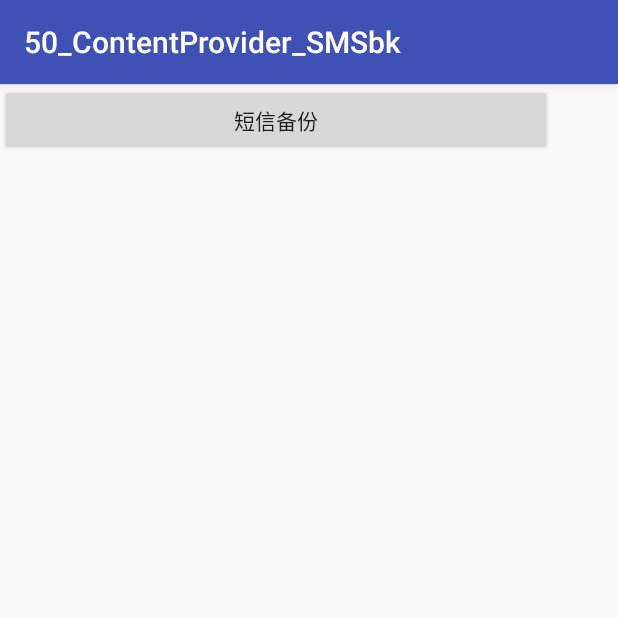
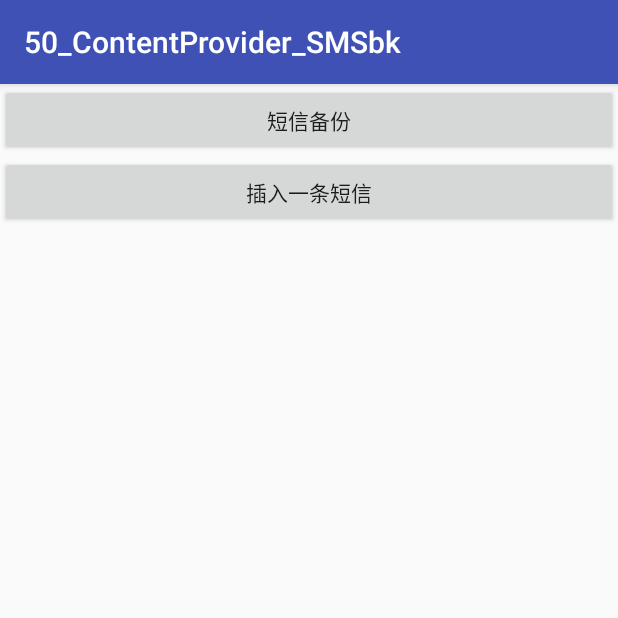
Before and after one commit to wsxingjun/50_ContentProvider_SMSbk, an Android app: the screen it shows after launch (MainActivity), after a tap on "短信备份", on a phone screen of 412 x 824 dp, the top half of it. Run offline under Robolectric (Android 15) with nearby library versions, the phone set to English and light mode, and no system bars.

```diff
--- a/src/main/java/it/oztaking/com/a50_contentprovider_smsbk/MainActivity.java
+++ b/src/main/java/it/oztaking/com/a50_contentprovider_smsbk/MainActivity.java
@@ -1,5 +1,6 @@
 package it.oztaking.com.a50_contentprovider_smsbk;
 
+import android.content.ContentValues;
 import android.database.Cursor;
 import android.net.Uri;
 import android.os.Environment;
@@ -8,63 +9,94 @@ import android.os.Bundle;
 import android.util.Xml;
 import android.view.View;
 import android.widget.Button;
+import android.widget.Toast;
 
 import org.xmlpull.v1.XmlSerializer;
 
 import java.io.File;
 import java.io.FileOutputStream;
 
-public class MainActivity extends AppCompatActivity implements View.OnClickListener{
+public class MainActivity extends AppCompatActivity implements View.OnClickListener {
 
     @Override
     protected void onCreate(Bundle savedInstanceState) {
         super.onCreate(savedInstanceState);
         setContentView(R.layout.activity_main);
         Button bt_SMSBk = (Button) findViewById(R.id.bt_SMSBk);
+        Button bt_insertSMS = (Button) findViewById(R.id.bt_insertSMS);
         bt_SMSBk.setOnClickListener(this);
+        bt_insertSMS.setOnClickListener(this);
+
 
     }
 
     @Override
     public void onClick(View v) {
+        int id = v.getId();
+        switch (id) {
+            case R.id.bt_SMSBk:
+                SMSConvertToXML();
+                break;
+            case R.id.bt_insertSMS:
+                SMSInsertASMS();
+                break;
+            default:
+                break;
+
+        }
+    }
+
+    //功能2：插入一条短信
+    public void SMSInsertASMS() {
+        Uri uri = Uri.parse("content://sms/");
+        ContentValues values = new ContentValues();
+        values.put("address", "181");
+        values.put("body", "请你马上过来一趟，否则后果自负");
+        values.put("date", "15125178452");
+        Uri uri1 = getContentResolver().insert(uri, values);
+        Toast.makeText(getApplicationContext(), uri1.toString(), Toast.LENGTH_SHORT).show();
+
+    }
+
+    public void SMSConvertToXML() {
         try {
             //1.获取xmlSerializer实例
             XmlSerializer serializer = Xml.newSerializer();
             //2.设置序列化参数
-            File file = new File(Environment.getExternalStorageDirectory().getPath(),"smsbackup.xml");
+            File file = new File(Environment.getExternalStorageDirectory().getPath(), "smsbackup.xml");
             FileOutputStream fileOutputStream = new FileOutputStream(file);
-            serializer.setOutput(fileOutputStream,"utf-8");
+            serializer.setOutput(fileOutputStream, "utf-8");
             //3.写xml文档开头
-            serializer.startDocument("utf-8",true);
+            serializer.startDocument("utf-8", true);
 
             //4.写xml的根节点
-            serializer.startTag(null,"smss");
+            serializer.startTag(null, "smss");
             //5.构造uri
             Uri uri = Uri.parse("content://sms/");
 
             //6.点击之后获取数据
             Cursor cursor = getContentResolver().query(uri, new String[]{"address", "body", "date"}, null, null, null);
-            if (cursor != null){
-                while (cursor.moveToNext()){
+            if (cursor != null) {
+                while (cursor.moveToNext()) {
                     String address = cursor.getString(0);
                     String body = cursor.getString(1);
                     String date = cursor.getString(2);
                     //7.写sms节点
-                    serializer.startTag(null,"sms");
+                    serializer.startTag(null, "sms");
                     //8.写address节点
-                    serializer.startTag(null,"address");
+                    serializer.startTag(null, "address");
                     serializer.text(address);
-                    serializer.endTag(null,"address");
+                    serializer.endTag(null, "address");
                     //9.写body节点
-                    serializer.startTag(null,"body");
+                    serializer.startTag(null, "body");
                     serializer.text(body);
-                    serializer.endTag(null,"body");
+                    serializer.endTag(null, "body");
                     //8.写date节点
-                    serializer.startTag(null,"date");
+                    serializer.startTag(null, "date");
                     serializer.text(date);
-                    serializer.endTag(null,"date");
+                    serializer.endTag(null, "date");
 
-                    serializer.endTag(null,"sms");
+                    serializer.endTag(null, "sms");
                 }
 
                 serializer.endDocument();
@@ -76,4 +108,5 @@ public class MainActivity extends AppCompatActivity implements View.OnClickListe
             e.printStackTrace();
         }
     }
+
 }
--- a/src/main/res/layout/activity_main.xml
+++ b/src/main/res/layout/activity_main.xml
@@ -1,17 +1,21 @@
 <?xml version="1.0" encoding="utf-8"?>
-<android.support.constraint.ConstraintLayout
-    xmlns:android="http://schemas.android.com/apk/res/android"
-    xmlns:app="http://schemas.android.com/apk/res-auto"
-    xmlns:tools="http://schemas.android.com/tools" android:layout_width="match_parent"
+<LinearLayout xmlns:android="http://schemas.android.com/apk/res/android"
+    xmlns:tools="http://schemas.android.com/tools"
+    android:layout_width="match_parent"
     android:layout_height="match_parent"
+    android:orientation="vertical"
     tools:context="it.oztaking.com.a50_contentprovider_smsbk.MainActivity">
 
 
     <Button
         android:id="@+id/bt_SMSBk"
-        android:layout_width="368dp"
+        android:layout_width="match_parent"
         android:layout_height="wrap_content"
-        android:text="短信备份"
-        tools:layout_editor_absoluteY="0dp"
-        tools:layout_editor_absoluteX="8dp" />
-</android.support.constraint.ConstraintLayout>
+        android:text="短信备份" />
+
+    <Button
+        android:id="@+id/bt_insertSMS"
+        android:layout_width="match_parent"
+        android:layout_height="wrap_content"
+        android:text="插入一条短信" />
+</LinearLayout>
```
